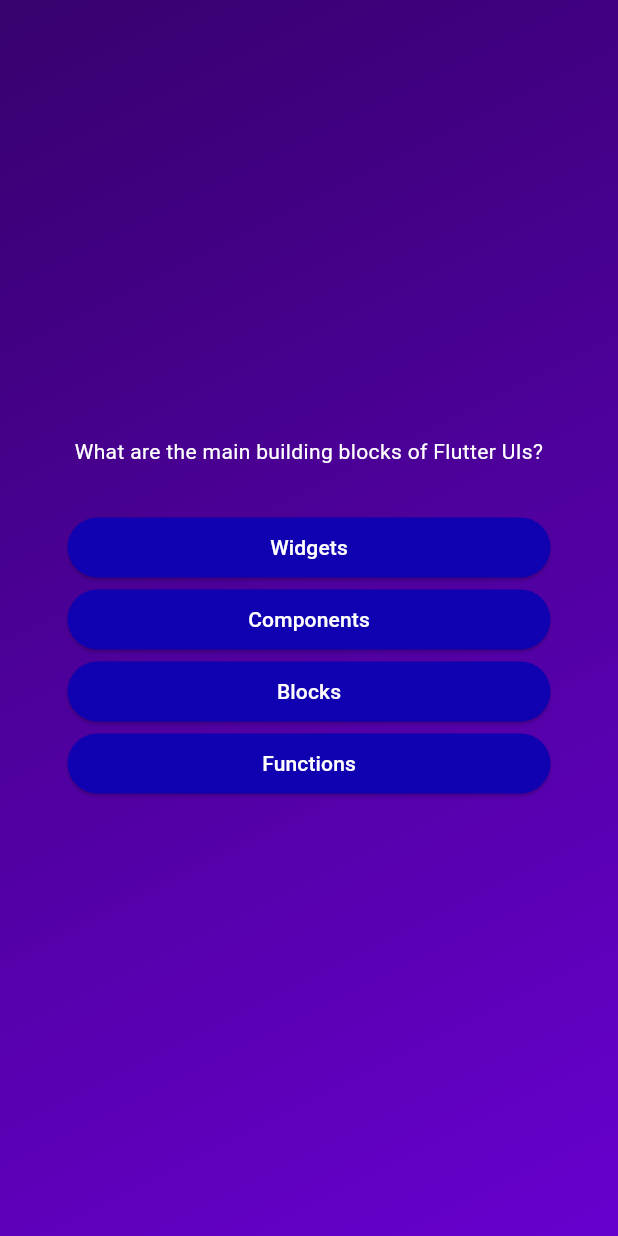
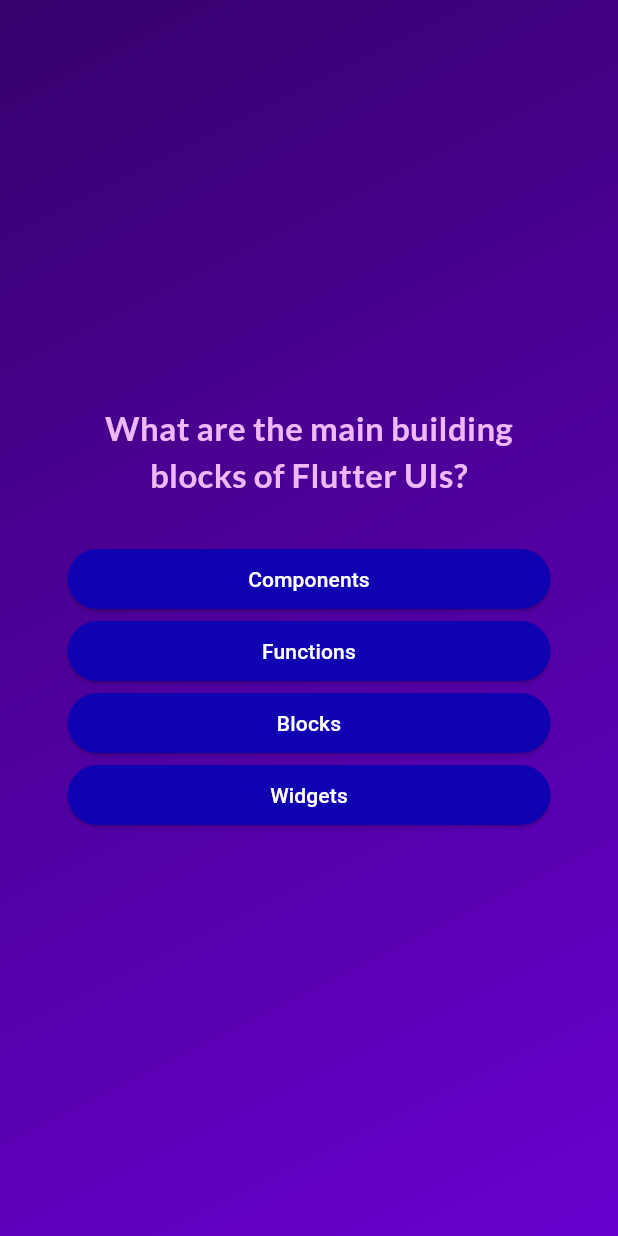
Before and after one commit to abhaybissa31/flutterquizapp, a Flutter app: the screen it shows after launch, after a tap on "Start Quiz", on a phone screen of 412 x 824 dp. Run offline on Flutter 3.47's test engine with Material 3 defaults, Android fonts, the phone set to English and light mode, and no system bars; our stand-ins replace google_fonts.

Commit message:
All questions showing and after question getting back to home page

```diff
--- a/lib/answer_button.dart
+++ b/lib/answer_button.dart
@@ -8,15 +8,17 @@ class AnswerBtn extends StatelessWidget {
 
   @override
   Widget build(context) {
+    print('button click');
     return ElevatedButton(
-      onPressed: () {},
+
+      onPressed: btnPressed,
       style: ElevatedButton.styleFrom(
           padding: const EdgeInsets.symmetric(vertical: 10, horizontal: 40) ,
           backgroundColor:const Color.fromARGB(255, 16, 1, 177),
           foregroundColor: Colors.white,
           shape: RoundedRectangleBorder(borderRadius: BorderRadius.circular(45),),
           ),
-          child: Text(Answer),
+          child: Text(Answer,textAlign: TextAlign.center,),
     );
   }
 }
--- a/lib/landingpage.dart
+++ b/lib/landingpage.dart
@@ -1,4 +1,5 @@
 import 'package:flutter/material.dart';
+import 'package:google_fonts/google_fonts.dart';
 class LandingPage extends StatelessWidget {
 
   const LandingPage(this.switchScreen,{super.key});
@@ -13,7 +14,11 @@ class LandingPage extends StatelessWidget {
         children: [
           Image.asset("assests/images/quiz-logo.png", width: 300,color: const Color.fromARGB(169, 255, 255, 255),),
           const SizedBox(height: 60,),
-          const Text("Learning New Tech is fun", style: TextStyle(color: Color.fromARGB(255, 239, 184, 249), fontSize: 24,),),
+          Text("Learning New Tech is fun",   style: GoogleFonts.lato(
+                color: Color.fromARGB(255, 239, 184, 249),
+                fontSize:24,
+                fontWeight:FontWeight.bold,
+              ),),
           const SizedBox(height:20,),
           OutlinedButton.icon(onPressed: switchScreen,style: OutlinedButton.styleFrom(foregroundColor:Colors.white) ,label:const Text("Start Quiz"),icon:const Icon(Icons.arrow_forward_ios_outlined),)
         ],
--- a/lib/model/quiz_question.dart
+++ b/lib/model/quiz_question.dart
@@ -3,4 +3,10 @@ class QuizQuestion{
 
   final String text;
   final List<String> answer;
+
+  List<String> getShuffledAnswers(){
+    final shuffledList = List.of(answer);
+    shuffledList.shuffle();
+    return shuffledList;
+  }
 }
--- a/lib/question.dart
+++ b/lib/question.dart
@@ -1,18 +1,33 @@
 import 'package:flutter/material.dart';
+import 'package:google_fonts/google_fonts.dart';
 import 'package:quiz_app/answer_button.dart';
 import 'package:quiz_app/data/questions.dart';
-class Question extends StatefulWidget{
-  const Question({super.key});
+
+class Question extends StatefulWidget {
+  const Question({super.key, required this.onSelectAnswer});
+
+  final Function(String ans) onSelectAnswer;
+
   @override
   State<Question> createState() {
-      return _QuestionState();
+    return _QuestionState();
   }
 }
 
-class _QuestionState extends State<Question>{
+class _QuestionState extends State<Question> {
+  var currentQuestionIndex = 0;
+
+  void answerQuestion(String selectedAnswer) {
+    widget.onSelectAnswer(selectedAnswer);
+    print("==================================================================="+selectedAnswer);
+    setState(() {
+      currentQuestionIndex++;
+    });
+  }
+
   @override
-  Widget build(context){
-    final currentQuestion = questions[0];
+  Widget build(context) {
+    final currentQuestion = questions[currentQuestionIndex];
 
     return SizedBox(
       width: double.infinity,
@@ -22,12 +37,23 @@ class _QuestionState extends State<Question>{
           mainAxisAlignment: MainAxisAlignment.center,
           crossAxisAlignment: CrossAxisAlignment.stretch,
           children: [
-            Text(currentQuestion.text,style:const TextStyle(color: Colors.white),textAlign: TextAlign.center,),
-            const SizedBox(height: 30,),
-            ...currentQuestion.answer.map((answer) {
-              return AnswerBtn(answer,(){});
-            })
-
+            Text(
+              currentQuestion.text,
+              style: GoogleFonts.lato(
+                color:const Color.fromARGB(255, 239, 184, 249),
+                fontSize:22,
+                fontWeight:FontWeight.bold,
+              ),
+              textAlign: TextAlign.center,
+            ),
+            const SizedBox(
+              height: 30,
+            ),
+            ...currentQuestion.getShuffledAnswers().map((answer) {
+              return AnswerBtn(answer, (){
+                answerQuestion(answer);
+              });
+            }),
           ],
         ),
       ),
--- a/lib/quiz.dart
+++ b/lib/quiz.dart
@@ -1,6 +1,8 @@
 import 'package:flutter/material.dart';
+import 'package:quiz_app/data/questions.dart';
 import 'package:quiz_app/landingpage.dart';
 import 'package:quiz_app/question.dart';
+
 class Quiz extends StatefulWidget {
   const Quiz({super.key});
   @override
@@ -10,6 +12,7 @@ class Quiz extends StatefulWidget {
 }
 
 class _QuizState extends State<Quiz> {
+  List<String> selectedAnswer = [];
   var activeScreen = 'start-screen';
 
   void switchScreen() {
@@ -18,14 +21,30 @@ class _QuizState extends State<Quiz> {
     });
   }
 
+  void selectedAnswerChoice(String answer){
+    selectedAnswer.add(answer);
+    var spce = "--------------------------------------";
+    if (selectedAnswer.length == questions.length) {
+        setState(() {
+           selectedAnswer = [];
+            activeScreen = 'start-screen';
+          print(answer);
+          print(selectedAnswer.length);
+          print(spce);
+          print(questions.length);
+        });
+
+    }
+  }
+
   @override
   Widget build(context) {
     Widget screenWidget = LandingPage(switchScreen);
 
     if (activeScreen == 'question-screen') {
-      screenWidget = const Question();
+      screenWidget = Question(onSelectAnswer: selectedAnswerChoice,);
 
-      print(screenWidget);
+      // print(screenWidget);
     }
 
     return MaterialApp(
--- a/pubspec.yaml
+++ b/pubspec.yaml
@@ -35,6 +35,7 @@ dependencies:
   # The following adds the Cupertino Icons font to your application.
   # Use with the CupertinoIcons class for iOS style icons.
   cupertino_icons: ^1.0.6
+  google_fonts: ^6.2.1
 
 dev_dependencies:
   flutter_test:
```
Also changed, not shown: pubspec.lock, 1 other file.
